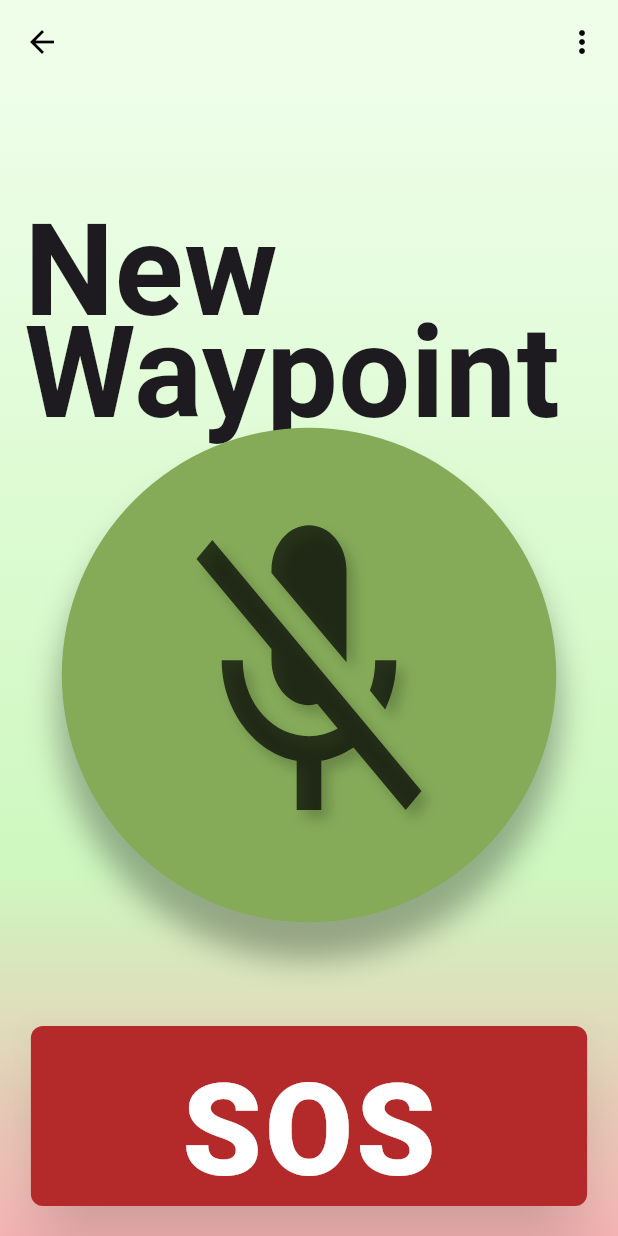
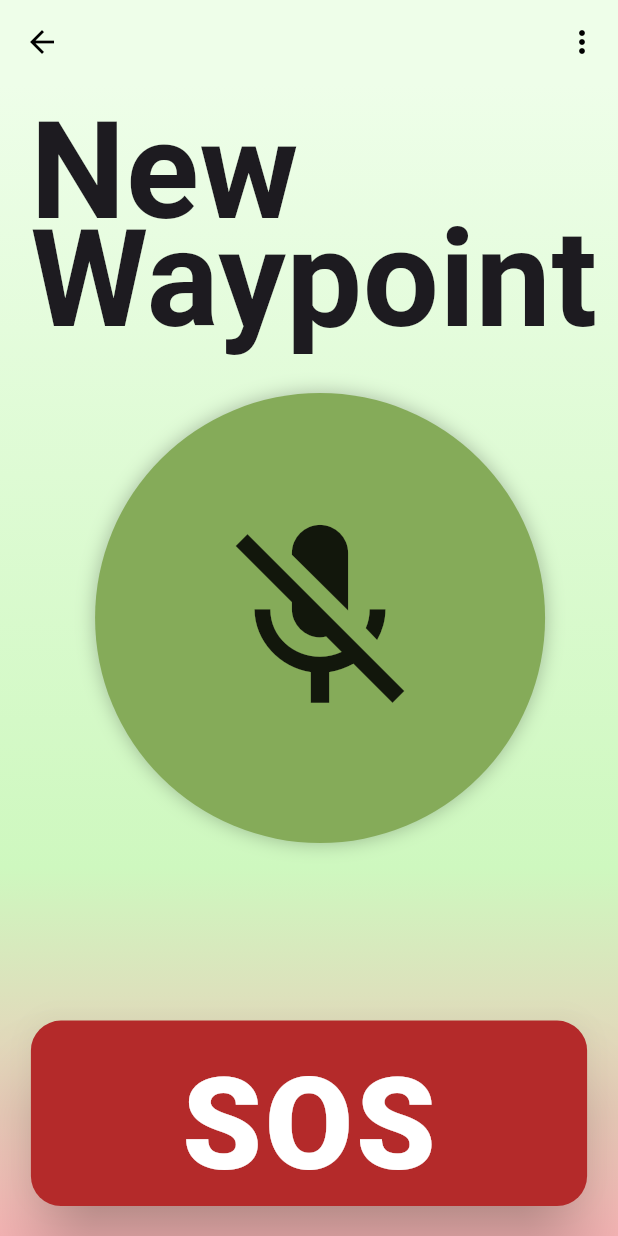
Before and after one commit to HasanZawahra/Sabeel-Frontend, a Flutter app: the HomeScreen screen opened by its route, on a phone screen of 412 x 824 dp. Run offline on Flutter 3.47's test engine with Material 3 defaults, Android fonts, the phone set to English and light mode, and no system bars; our stand-ins replace audioplayers, firebase_auth, firebase_core, google_fonts, shared_preferences; accounts and stored records are empty; generated files the repository leaves out were written again.

Commit message:
added the new layout when the microphone is active, added an audio when the microphone is clicked

```diff
--- a/lib/main.dart
+++ b/lib/main.dart
@@ -1,7 +1,8 @@
 import 'package:flutter/material.dart';
 import 'package:firebase_core/firebase_core.dart';
+import 'package:sabeel/services/auth/auth_service.dart';
 import 'firebase_options.dart';
-import 'package:sabeel/views/home_screen.dart';
+import 'package:sabeel/views/home_screen/home_screen_original.dart';
 import 'package:sabeel/constants/routes.dart';
 import 'package:sabeel/views/id_verification_secreen.dart';
 import 'package:sabeel/views/map_download_screen.dart';
@@ -34,21 +35,25 @@ class Main extends StatefulWidget {
 
 class _MainState extends State<Main> {
 
-
   @override
   void initState() {
     super.initState();
     // WidgetsBinding.instance.addPostFrameCallback((_) {
-      _navigateToIdVerificationAutomatically(context);
+    //   _navigateToIdVerificationAutomatically(context);
     // });
   }
 
   Widget build(BuildContext context) {
     return Scaffold(
       body: Center(
-        child: Image.asset('assets/splashscreen-en.gif'),
+        child: Image.asset('assets/gifs/splashscreen-en.gif'),
 
       ),
+      appBar:AppBar( leading:  IconButton(
+                icon: Icon(Icons.arrow_back),
+                onPressed: () {
+                  Navigator.of(context).pushNamedAndRemoveUntil(idVerificationRoute , (route) => false);
+                },))
     );
   }
   }
@@ -64,6 +69,9 @@ runApp(const MyApp());
 
 Future<void>_navigateToIdVerificationAutomatically(BuildContext context) async {
    await Future.delayed(const Duration(seconds: 5), () {
-    Navigator.of(context).pushNamedAndRemoveUntil(idVerificationRoute, (route) => false);
+    if(AuthService.firebase().currentUser != null) {
+      Navigator.of(context).pushNamedAndRemoveUntil(homeRoute, (route) => false);
+    }
+else  Navigator.of(context).pushNamedAndRemoveUntil(idVerificationRoute, (route) => false);
   });
 }
--- /dev/null
+++ b/lib/utils/background_grdiant.dart
@@ -0,0 +1,12 @@
+import 'package:flutter/material.dart';
+
+BoxDecoration backgroundGradient() {
+    return const BoxDecoration(
+      gradient: LinearGradient(
+        begin: Alignment.topCenter,
+        end: Alignment.bottomCenter,
+        colors: [Color(0xFFEEFEE9), Color(0xFFCEF8BF), Color(0xFFF8B6B6)],
+        stops: [0.0, 0.68, 1.0],
+      ),
+    );
+  }
--- /dev/null
+++ b/lib/utils/logout_dialog.dart
@@ -0,0 +1,25 @@
+
+import 'package:flutter/material.dart';
+
+Future<bool> showLogoutDialog(BuildContext context) {
+  return showDialog<bool>(
+      context: context,
+      builder: (context) {
+        return AlertDialog(
+          title: const Text('Log out'),
+          content: const Text('Are you sure you want to log out?'),
+          actions: [
+            TextButton(
+                onPressed: () {
+                  Navigator.of(context).pop(false);
+                },
+                child: Text("Cansel")),
+            TextButton(
+                onPressed: () {
+                  Navigator.of(context).pop(true);
+                },
+                child: Text("Log out")),
+          ],
+        );
+      }).then((value) => value ?? false);
+}
--- a/lib/views/home_screen.dart
+++ /dev/null
@@ -1,242 +0,0 @@
-import 'package:flutter/material.dart';
-import 'package:sabeel/constants/routes.dart';
-import 'package:sabeel/enums/menu_actions.dart';
-import 'package:sabeel/services/auth/auth_service.dart';
-import 'package:speech_to_text/speech_recognition_result.dart';
-import 'package:speech_to_text/speech_to_text.dart';
-import 'package:google_fonts/google_fonts.dart'; // Import GoogleFonts
-
-class HomeScreen extends StatefulWidget {
-  const HomeScreen({super.key});
-
-  @override
-  State<HomeScreen> createState() => _HomeScreenState();
-}
-
-class _HomeScreenState extends State<HomeScreen> {
-  SpeechToText _speechToText = SpeechToText();
-  // bool _speechEnabled = false;
-  String _lastWords = '';
-
-  // @override
-  // void initState() {
-  //   super.initState();
-  //   _initSpeech();
-  // }
-
-  /// This has to happen only once per app
-  // void _initSpeech() async {
-  //   _speechEnabled = await _speechToText.initialize();
-  //   setState(() {});
-  // }
-
-  /// Each time to start a speech recognition session
-  void _startListening() async {
-    await _speechToText.listen(onResult: _onSpeechResult);
-    setState(() {});
-  }
-
-  /// Manually stop the active speech recognition session
-  /// Note that there are also timeouts that each platform enforces
-  /// and the SpeechToText plugin supports setting timeouts on the
-  /// listen method.
-  void _stopListening() async {
-    await _speechToText.stop();
-    setState(() {});
-  }
-
-  /// This is the callback that the SpeechToText plugin calls when
-  /// the platform returns recognized words.
-  void _onSpeechResult(SpeechRecognitionResult result) {
-    setState(() {
-      _lastWords = result.recognizedWords;
-      debugPrint('Recognized words: $_lastWords');
-    });
-  }
-
-  @override
-  Widget build(BuildContext context) {
-    return Scaffold(
-      appBar: AppBar(
-        backgroundColor: Color(0xFFEEFEE9),
-        elevation: 0,
-        iconTheme: IconThemeData(color: Colors.black),
-        leading: AuthService.firebase().currentUser == null
-            ? IconButton(
-                icon: Icon(Icons.arrow_back),
-                onPressed: () {
-                  Navigator.of(context).pushNamedAndRemoveUntil(mapDownloadRoute , (route) => false);
-                },
-                // iconSize: 35,
-              )
-            : null,
-        actions: [ if(AuthService.firebase().currentUser != null) PopupMenuButton<MenuAction>(onSelected: (value) async {
-            switch (value) {
-              case MenuAction.logout:
-                final shouldUserLogOUt = await showLogoutDialog(context);
-                if (shouldUserLogOUt) {
-                  await AuthService.firebase().logOut();
-                  Navigator.of(context)
-                      .pushNamedAndRemoveUntil(idVerificationRoute, (route) => false);
-                }
-                break;
-            }
-          }, itemBuilder: (context) {
-            return const [
-              PopupMenuItem<MenuAction>(
-                  value: MenuAction.logout, child: Text("Log Out"))
-            ];
-          })],
-      ),
-      body: Container(
-        decoration: const BoxDecoration(
-          gradient: LinearGradient(
-            begin: Alignment.topCenter,
-            end: Alignment.bottomCenter,
-            colors: [
-              Color(0xFFEEFEE9), // 0%
-              Color(0xFFCEF8BF), // 68%
-              Color(0xFFF8B6B6), // 100%
-            ],
-            stops: [0.0, 0.68, 1.0], // Add stops for smoother gradient
-          ),
-        ),
-        child: Stack(
-          children: [
-            Padding(
-              // Added padding for better alignment
-              padding: const EdgeInsets.all(16.0),
-              child: Align(
-                alignment: Alignment.topLeft, // Align to top-left
-                child: Container(
-                  margin: EdgeInsets.only(top: 75), // Add top margin
-                  child: Text(
-                    'New Waypoint',
-                    style: GoogleFonts.roboto(
-                      // Use Roboto font
-                      fontSize: 85,
-                      fontWeight: FontWeight.bold,
-                      height: 0.8, // Reduce line height
-                    ),
-                  ),
-                ),
-              ),
-            ),
-            Center(
-              child: Column(
-                mainAxisAlignment: MainAxisAlignment.center,
-                children: [
-                  SizedBox(height: 20), // Added space for better layout
-                  GestureDetector(
-                    onTap: () {
-                      _speechToText.isNotListening
-                          ? _startListening()
-                          : _stopListening();
-                    },
-                    child: FractionallySizedBox(
-                      widthFactor: 0.8,
-                      child: Container(
-                        decoration: BoxDecoration(
-                          shape: BoxShape.circle,
-                          color: Color(0xFF85AB59),
-                          boxShadow: [
-                            BoxShadow(
-                              color: Colors.black.withOpacity(0.3),
-                              spreadRadius: 3,
-                              blurRadius: 17,
-                              offset:
-                                  Offset(0, 22), // changes position of shadow
-                            ),
-                          ],
-                        ),
-                        child: CircleAvatar(
-                          radius: 250,
-                          backgroundColor: Colors.transparent,
-                          child: Transform.scale(
-                            scaleY: 1.2, // Scale the shape to make it more oval
-                            child: Icon(
-                              _speechToText.isNotListening
-                                  ? Icons.mic_off
-                                  : Icons.mic,
-                              size: 200,
-                              color: Colors.black
-                                  .withOpacity(0.7), // Make the icon less black
-                              shadows: [
-                                Shadow(
-                                  blurRadius: 10.0,
-                                  color: Colors.black.withOpacity(0.2),
-                                  offset: Offset(5.0, 5.0),
-                                ),
-                              ],
-                            ),
-                          ),
-                        ),
-                      ),
-                    ),
-                  ),
-                ],
-              ),
-            ),
-            if(AuthService.firebase().currentUser != null)
-        Align(
-              alignment: Alignment.bottomCenter,
-              child: Container(
-                margin: EdgeInsets.only(bottom: 20), // Add bottom margin
-                width: MediaQuery.of(context).size.width *
-                    0.9, // 75% of screen width
-                height: 120,
-                child: ElevatedButton(
-                  onPressed: () {
-                    //Handle SOS button press here
-                    debugPrint("SOS pressed!");
-                  },
-                  style: ElevatedButton.styleFrom(
-                    backgroundColor: Color(0xFFB42A2A),
-                    foregroundColor: Colors.white,
-                    padding: const EdgeInsets.symmetric(vertical: 20),
-                    shape: RoundedRectangleBorder(
-                      borderRadius:
-                          BorderRadius.circular(8), // Make the button boxy
-                    ),
-                    textStyle: GoogleFonts.roboto(
-                      fontSize: 85,
-                      fontWeight: FontWeight.w900, // Bolder text
-                      letterSpacing: 2.0, // More letter spacing
-                    ),
-                    minimumSize: const Size(double.infinity, 60),
-                    shadowColor: Colors.black.withOpacity(0.6),
-                    elevation: 20,
-                  ),
-                  child: const Text('SOS'),
-                ),
-              ),
-            ),
-          ],
-        ),
-      ),
-    );
-  }
-}
-
-Future<bool> showLogoutDialog(BuildContext context) {
-  return showDialog<bool>(
-      context: context,
-      builder: (context) {
-        return AlertDialog(
-          title: const Text('Log out'),
-          content: const Text('Are you sure you want to log out?'),
-          actions: [
-            TextButton(
-                onPressed: () {
-                  Navigator.of(context).pop(false);
-                },
-                child: Text("Cansel")),
-            TextButton(
-                onPressed: () {
-                  Navigator.of(context).pop(true);
-                },
-                child: Text("Log out")),
-          ],
-        );
-      }).then((value) => value ?? false);
-}
--- /dev/null
+++ b/lib/views/home_screen/home_screen_original.dart
@@ -0,0 +1,246 @@
+import 'package:flutter/material.dart';
+import 'package:sabeel/constants/routes.dart';
+import 'package:sabeel/enums/menu_actions.dart';
+import 'package:sabeel/services/auth/auth_service.dart';
+import 'package:sabeel/utils/background_grdiant.dart';
+import 'package:sabeel/utils/logout_dialog.dart';
+// import 'package:speech_to_text/speech_recognition_result.dart';
+// import 'package:speech_to_text/speech_to_text.dart';
+import 'package:google_fonts/google_fonts.dart';
+import 'package:audioplayers/audioplayers.dart';
+
+class HomeScreen extends StatefulWidget {
+  const HomeScreen({super.key});
+
+  @override
+  State<HomeScreen> createState() => _HomeScreenState();
+}
+
+class _HomeScreenState extends State<HomeScreen> {
+  bool _showNewLayout = false; // Track the layout change
+
+  // SpeechToText _speechToText = SpeechToText();
+  // bool _speechEnabled = false;
+  // String _lastWords = '';
+
+  // @override
+  // void initState() {
+  //   super.initState();
+  //   _initSpeech();
+  // }
+
+  /// This has to happen only once per app
+  // void _initSpeech() async {
+  //   _speechEnabled = await _speechToText.initialize();
+  //   setState(() {});
+  // }
+
+  /// Each time to start a speech recognition session
+  // void _startListening() async {
+  //   await _speechToText.listen(onResult: _onSpeechResult);
+  //   setState(() {});
+  // }
+
+  /// Manually stop the active speech recognition session
+  /// Note that there are also timeouts that each platform enforces
+  /// and the SpeechToText plugin supports setting timeouts on the
+  /// listen method.
+  // void _stopListening() async {
+  //   await _speechToText.stop();
+  //   setState(() {});
+  // }
+
+  /// This is the callback that the SpeechToText plugin calls when
+  /// the platform returns recognized words.
+  // void _onSpeechResult(SpeechRecognitionResult result) {
+  //   setState(() {
+  //     _lastWords = result.recognizedWords;
+  //     debugPrint('Recognized words: $_lastWords');
+  //   });
+  // }
+
+  void _toggleLayout() {
+    setState(() {
+      _showNewLayout = !_showNewLayout;
+    });
+  }
+
+ @override
+  Widget build(BuildContext context) {
+    return Scaffold(
+      appBar: AppBar(
+        backgroundColor: Color(0xFFEEFEE9),
+        elevation: 0,
+        iconTheme: IconThemeData(color: Colors.black),
+        leading: AuthService.firebase().currentUser == null
+            ? IconButton(
+                icon: Icon(Icons.arrow_back),
+                onPressed: () {
+                  Navigator.of(context).pushNamedAndRemoveUntil(mapDownloadRoute , (route) => false);
+                },
+                // iconSize: 35,
+              )
+            : null,
+            actions: [ if(AuthService.firebase().currentUser != null) PopupMenuButton<MenuAction>(onSelected: (value) async {
+            switch (value) {
+              case MenuAction.logout:
+                final shouldUserLogOUt = await showLogoutDialog(context);
+                if (shouldUserLogOUt) {
+                  await AuthService.firebase().logOut();
+                  Navigator.of(context)
+                      .pushNamedAndRemoveUntil(idVerificationRoute, (route) => false);
+                }
+                break;
+            }
+          }, itemBuilder: (context) {
+            return const [
+              PopupMenuItem<MenuAction>(
+                  value: MenuAction.logout, child: Text("Log Out"))
+            ];
+          })],
+      ),
+      body: AnimatedSwitcher(
+        duration: Duration(milliseconds: 500),
+        transitionBuilder: (widget, animation) {
+          return FadeTransition(opacity: animation, child: widget);
+        },
+        child:
+             _buildMainLayout(),
+        // _showNewLayout
+        //     ? NewLayout(onBack: _toggleLayout)
+        //     :
+      ),
+    );
+  }
+
+  Widget _buildMainLayout() {
+    return Container(
+      key: ValueKey(1),
+      decoration: backgroundGradient(),
+      child: Stack(
+        children: [
+          _buildTitle("New Waypoint"),
+          AnimatedPositioned(
+              duration: const Duration(milliseconds: 300),
+              top: _showNewLayout ? 20 : MediaQuery.of(context).size.height / 4,
+              left: _showNewLayout ? 30 :MediaQuery.of(context).size.width /6.5 ,
+            child: GestureDetector(
+              onTap: _toggleLayout, // Toggle layout on tap
+              child: _buildMicButton(),
+            ),
+          ),
+          if(AuthService.firebase().currentUser != null)
+
+          AnimatedPositioned(
+              duration: const Duration(milliseconds: 300),
+              bottom: _showNewLayout ? -200 : 0,
+              left: MediaQuery.of(context).size.width / 20,
+
+              child: Container(
+                margin: EdgeInsets.only(bottom: 20), // Add bottom margin
+                width: MediaQuery.of(context).size.width *
+                    0.9, // 75% of screen width
+                height: MediaQuery.of(context).size.height *
+                    0.15,
+                child: ElevatedButton(
+                  onPressed: () {
+                    //Handle SOS button press here
+                    debugPrint("SOS pressed!");
+                  },
+                  style: ElevatedButton.styleFrom(
+                    backgroundColor: Color(0xFFB42A2A),
+                    foregroundColor: Colors.white,
+                    padding: const EdgeInsets.symmetric(vertical: 20),
+                    shape: RoundedRectangleBorder(
+                      borderRadius:
+                          BorderRadius.circular(20), // Make the button boxy
+                    ),
+                    textStyle: GoogleFonts.roboto(
+                      fontSize: 85,
+                      fontWeight: FontWeight.w900, // Bolder text
+                      letterSpacing: 2.0, // More letter spacing
+                    ),
+                    minimumSize: const Size(double.infinity, 60),
+                    shadowColor: Colors.black.withOpacity(1),
+                    elevation: 20,
+                  ),
+                  child: const Text('SOS'),
+                ),
+              ),
+            ),
+
+        ],
+      ),
+    );
+  }
+
+  Widget _buildMicButton() {
+    return  Container(
+              child: GestureDetector(
+                onTap: () async {
+          _toggleLayout();
+          final player = AudioPlayer();
+          await player.play(AssetSource('sounds/microphone/active_microphone.mp3'));
+        },
+                child: AnimatedContainer(
+                  duration: const Duration(milliseconds: 300),
+                  width: _showNewLayout ? 110 : 300,
+                  height: _showNewLayout ? 110 : 300,
+                  decoration: BoxDecoration(
+                    shape: BoxShape.circle,
+                    color: Color(0xFF85AB59),
+                    boxShadow: [BoxShadow(color: Colors.black26, blurRadius: 10)],
+                  ),
+                  child:
+                  Icon( _showNewLayout ? Icons.mic
+                                      : Icons.mic_off, size: _showNewLayout ? 80 : 150, color: Colors.black87),
+
+
+              ),
+            ),
+    );
+  }
+
+  Widget _buildTitle(String title) {
+    return AnimatedPositioned(
+      duration: const Duration(milliseconds: 300),
+      top: _showNewLayout ? -200 : 22.0,
+      left: 20,
+      child: Align(
+          child: Container(
+            child: FittedBox(
+              fit: BoxFit.fitWidth,
+              child: Text(
+                'New\nWaypoint',
+                style: GoogleFonts.roboto(
+                  fontSize: 90,
+                  fontWeight: FontWeight.bold,
+                  height: 0.8,
+                ),
+              ),
+            ),
+          ),
+        ),
+
+    );
+  }
+    // Padding(
+    //           // Added padding for better alignment
+            //   padding: const EdgeInsets.all(22.0),
+            //   child: Align(
+            //     alignment: Alignment.topLeft, // Align to top-left
+            //     child: Container(
+            //       margin: EdgeInsets.only(top: 20), // Add top margin
+            //       child: Text(
+            //         'New Waypoint',
+            //         style: GoogleFonts.roboto(
+            //           // Use Roboto font
+            //           fontSize: 90,
+            //           fontWeight: FontWeight.bold,
+            //           height: 0.8, // Reduce line height
+            //         ),
+            //       ),
+            //     ),
+            //   ),
+            // );
+  }
--- a/lib/views/id_verification_secreen.dart
+++ b/lib/views/id_verification_secreen.dart
@@ -2,7 +2,7 @@ import 'package:flutter/material.dart';
 import 'package:sabeel/constants/routes.dart';
 import 'package:sabeel/services/auth/auth_exceptions.dart';
 import 'package:sabeel/services/auth/auth_service.dart';
-import 'package:sabeel/utils/show_error_dialog.dart';
+import 'package:sabeel/utils/error_dialog.dart';
 
 
 
--- a/lib/views/map_download_screen.dart
+++ b/lib/views/map_download_screen.dart
@@ -3,7 +3,7 @@ import 'package:sabeel/constants/maps_names.dart';
 import 'package:sabeel/constants/routes.dart';
 import 'package:sabeel/enums/menu_actions.dart';
 import 'package:sabeel/services/auth/auth_service.dart';
-import 'package:sabeel/views/home_screen.dart';
+import 'package:sabeel/utils/logout_dialog.dart';
 
 class MapDownloadScreen extends StatefulWidget {
   const MapDownloadScreen({super.key});
```
Also changed, not shown: pubspec.yaml (+5 -2 lines), assets/gifs/splashscreen-en.gif (renamed from assets/splashscreen-en.gif), assets/idpng.png (deleted), lib/utils/error_dialog.dart (renamed from lib/utils/show_error_dialog.dart), pubspec.lock, 7 other files.
